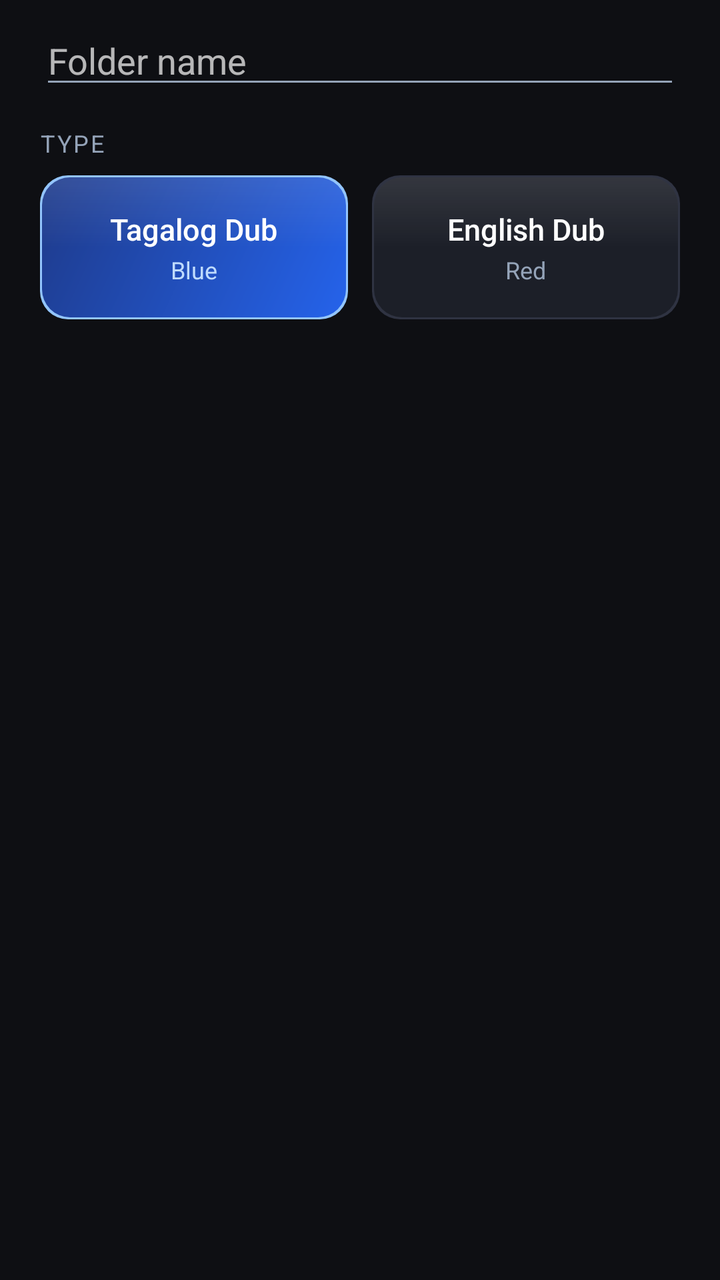
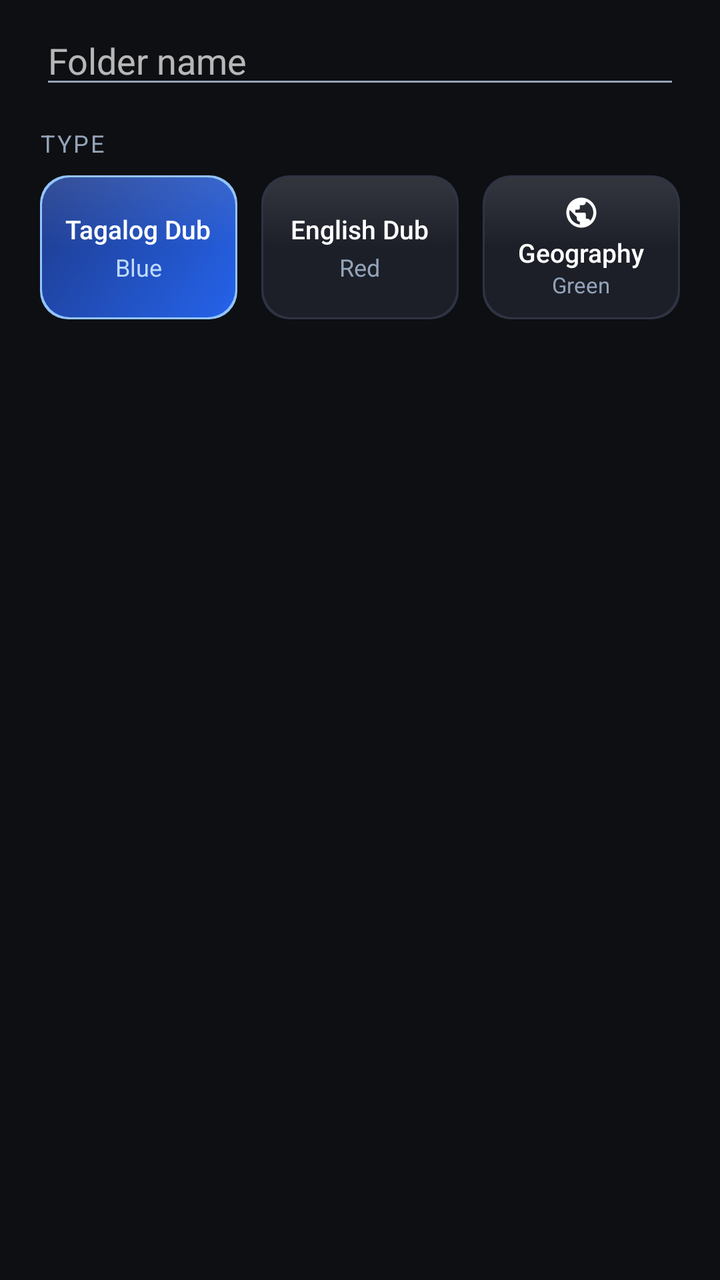

An Android layout rendered at two revisions. The XML below is the earlier revision; the diff shows what the commit changed to produce the second picture.
<!-- AndroidManifest.xml: application theme AppTheme -->
<!-- res/layout/dialog_folder.xml -->
<?xml version="1.0" encoding="utf-8"?>
<LinearLayout xmlns:android="http://schemas.android.com/apk/res/android"
    android:layout_width="match_parent"
    android:layout_height="wrap_content"
    android:orientation="vertical"
    android:paddingLeft="20dp"
    android:paddingRight="20dp"
    android:paddingTop="8dp">

    <EditText
        android:id="@+id/dName"
        android:layout_width="match_parent"
        android:layout_height="wrap_content"
        android:hint="Folder name"
        android:inputType="textCapWords"
        android:singleLine="true" />

    <TextView
        android:layout_width="wrap_content"
        android:layout_height="wrap_content"
        android:layout_marginTop="14dp"
        android:letterSpacing="0.08"
        android:text="TYPE"
        android:textColor="@color/muted"
        android:textSize="12sp" />

    <LinearLayout
        android:layout_width="match_parent"
        android:layout_height="wrap_content"
        android:layout_marginTop="8dp"
        android:orientation="horizontal">
        <LinearLayout
            android:id="@+id/dTagalog"
            android:layout_width="0dp"
            android:layout_height="72dp"
            android:layout_marginRight="6dp"
            android:layout_weight="1"
            android:background="@drawable/type_blue_on"
            android:gravity="center"
            android:orientation="vertical">
            <TextView
                android:id="@+id/dTagalogText"
                android:layout_width="wrap_content"
                android:layout_height="wrap_content"
                android:fontFamily="sans-serif-medium"
                android:text="Tagalog Dub"
                android:textColor="#FFFFFF"
                android:textSize="15sp" />
            <TextView
                android:id="@+id/dTagalogSub"
                android:layout_width="wrap_content"
                android:layout_height="wrap_content"
                android:layout_marginTop="2dp"
                android:text="Blue"
                android:textColor="#BFDBFE"
                android:textSize="12sp" />
        </LinearLayout>
        <LinearLayout
            android:id="@+id/dEnglish"
            android:layout_width="0dp"
            android:layout_height="72dp"
            android:layout_marginLeft="6dp"
            android:layout_weight="1"
            android:background="@drawable/type_off"
            android:gravity="center"
            android:orientation="vertical">
            <TextView
                android:id="@+id/dEnglishText"
                android:layout_width="wrap_content"
                android:layout_height="wrap_content"
                android:fontFamily="sans-serif-medium"
                android:text="English Dub"
                android:textColor="#FFFFFF"
                android:textSize="15sp" />
            <TextView
                android:id="@+id/dEnglishSub"
                android:layout_width="wrap_content"
                android:layout_height="wrap_content"
                android:layout_marginTop="2dp"
                android:text="Red"
                android:textColor="@color/muted"
                android:textSize="12sp" />
        </LinearLayout>
    </LinearLayout>
</LinearLayout>
<!-- resources referenced by this layout -->
<resources>
  <color name="muted">#94A3B8</color>
  <!-- drawable type_blue_on (drawable) -->
  <?xml version="1.0" encoding="utf-8"?>
  <ripple xmlns:android="http://schemas.android.com/apk/res/android" android:color="#33FFFFFF">
      <item><shape android:shape="rectangle"><solid android:color="#FF93C5FD" /><corners android:radius="14dp" /></shape></item>
      <item android:top="1dp" android:left="1dp" android:right="1dp" android:bottom="1dp"><shape android:shape="rectangle">
          <gradient android:angle="315" android:startColor="#1E3A8A" android:endColor="#2563EB" />
          <corners android:radius="14dp" /></shape></item>
      <item android:top="1dp" android:left="1dp" android:right="1dp" android:bottom="1dp"><shape android:shape="rectangle">
          <gradient android:angle="270" android:startColor="#1AFFFFFF" android:centerColor="#00FFFFFF" android:endColor="#00FFFFFF" />
          <corners android:radius="14dp" /></shape></item>
  </ripple>
  <!-- drawable type_off (drawable) -->
  <?xml version="1.0" encoding="utf-8"?>
  <ripple xmlns:android="http://schemas.android.com/apk/res/android" android:color="#33FFFFFF">
      <item><shape android:shape="rectangle"><solid android:color="#2F3342" /><corners android:radius="14dp" /></shape></item>
      <item android:top="1dp" android:left="1dp" android:right="1dp" android:bottom="1dp"><shape android:shape="rectangle">
          <gradient android:angle="315" android:startColor="#1C1F28" android:endColor="#1C1F28" />
          <corners android:radius="14dp" /></shape></item>
      <item android:top="1dp" android:left="1dp" android:right="1dp" android:bottom="1dp"><shape android:shape="rectangle">
          <gradient android:angle="270" android:startColor="#1AFFFFFF" android:centerColor="#00FFFFFF" android:endColor="#00FFFFFF" />
          <corners android:radius="14dp" /></shape></item>
  </ripple>
  <style name="AppTheme" parent="@android:style/Theme.Material.NoActionBar">
          <item name="android:colorPrimary">@color/surface</item>
          <item name="android:colorPrimaryDark">@color/bg</item>
          <item name="android:colorAccent">@color/accent_light</item>
          <item name="android:colorBackground">@color/surface</item>
          <item name="android:windowBackground">@color/bg</item>
          <item name="android:statusBarColor">@color/bg</item>
          <item name="android:navigationBarColor">@color/surface</item>
          <item name="android:textColorPrimary">@color/text</item>
          <item name="android:textColorSecondary">@color/muted</item>
      </style>
  <color name="surface">#171920</color>
  <color name="bg">#0E0F13</color>
  <color name="accent_light">#A5B4FC</color>
  <color name="text">#F8FAFC</color>
</resources>

<!-- the commit's change to res/layout/dialog_folder.xml (unified diff, before → after) -->
@@ -45,7 +45,7 @@
                 android:fontFamily="sans-serif-medium"
                 android:text="Tagalog Dub"
                 android:textColor="#FFFFFF"
-                android:textSize="15sp" />
+                android:textSize="13sp" />
             <TextView
                 android:id="@+id/dTagalogSub"
                 android:layout_width="wrap_content"
@@ -60,6 +60,7 @@
             android:layout_width="0dp"
             android:layout_height="72dp"
             android:layout_marginLeft="6dp"
+            android:layout_marginRight="6dp"
             android:layout_weight="1"
             android:background="@drawable/type_off"
             android:gravity="center"
@@ -71,7 +72,7 @@
                 android:fontFamily="sans-serif-medium"
                 android:text="English Dub"
                 android:textColor="#FFFFFF"
-                android:textSize="15sp" />
+                android:textSize="13sp" />
             <TextView
                 android:id="@+id/dEnglishSub"
                 android:layout_width="wrap_content"
@@ -81,5 +82,35 @@
                 android:textColor="@color/muted"
                 android:textSize="12sp" />
         </LinearLayout>
+        <LinearLayout
+            android:id="@+id/dGeo"
+            android:layout_width="0dp"
+            android:layout_height="72dp"
+            android:layout_marginLeft="6dp"
+            android:layout_weight="1"
+            android:background="@drawable/type_off"
+            android:gravity="center"
+            android:orientation="vertical">
+            <ImageView
+                android:layout_width="18dp"
+                android:layout_height="18dp"
+                android:src="@drawable/ic_globe"
+                android:tint="#FFFFFF" />
+            <TextView
+                android:layout_width="wrap_content"
+                android:layout_height="wrap_content"
+                android:layout_marginTop="2dp"
+                android:fontFamily="sans-serif-medium"
+                android:text="Geography"
+                android:textColor="#FFFFFF"
+                android:textSize="13sp" />
+            <TextView
+                android:id="@+id/dGeoSub"
+                android:layout_width="wrap_content"
+                android:layout_height="wrap_content"
+                android:text="Green"
+                android:textColor="@color/muted"
+                android:textSize="11sp" />
+        </LinearLayout>
     </LinearLayout>
 </LinearLayout>
<!-- resource entries referenced after the edit -->
@@ -1,6 +1,11 @@
 <!-- resources referenced by this layout -->
 <resources>
   <color name="muted">#94A3B8</color>
+  <!-- drawable ic_globe (drawable) -->
+  <?xml version="1.0" encoding="utf-8"?>
+  <vector xmlns:android="http://schemas.android.com/apk/res/android" android:width="24dp" android:height="24dp" android:viewportWidth="24" android:viewportHeight="24">
+      <path android:fillColor="#FFFFFFFF" android:pathData="M12,2C6.48,2 2,6.48 2,12s4.48,10 10,10 10,-4.48 10,-10S17.52,2 12,2zM11,19.93c-3.95,-0.49 -7,-3.85 -7,-7.93 0,-0.62 0.08,-1.21 0.21,-1.79L9,15v1c0,1.1 0.9,2 2,2v1.93zM17.9,17.39c-0.26,-0.81 -1,-1.39 -1.9,-1.39h-1v-3c0,-0.55 -0.45,-1 -1,-1H8v-2h2c0.55,0 1,-0.45 1,-1V7h2c1.1,0 2,-0.9 2,-2v-0.41c2.93,1.19 5,4.06 5,7.41 0,2.08 -0.8,3.97 -2.1,5.39z" />
+  </vector>
   <!-- drawable type_blue_on (drawable) -->
   <?xml version="1.0" encoding="utf-8"?>
   <ripple xmlns:android="http://schemas.android.com/apk/res/android" android:color="#33FFFFFF">
